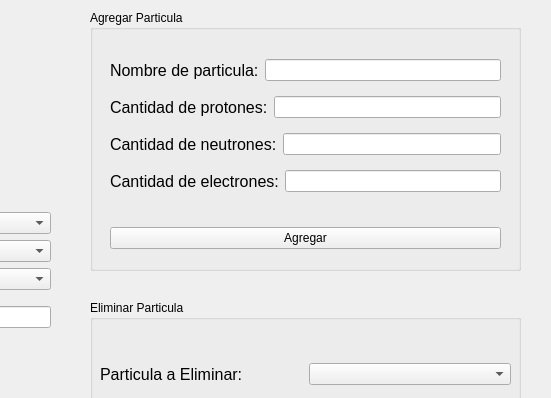
Old version of the form gui.ui in the repository Andrei-Portales/Proyecto-Fisica-3; both pictures show x 430 to 981 and y 0 to 398 of the 981 by 538 pixel window.
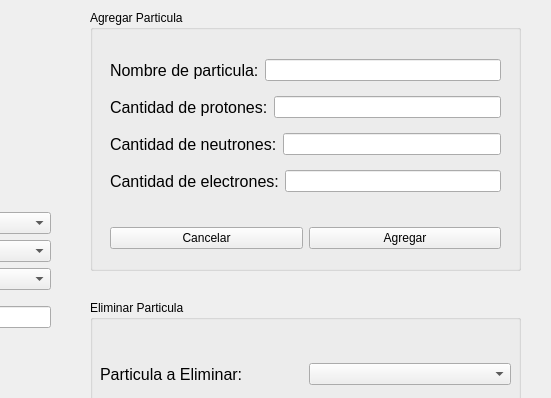
New version of the form.

Patch:
```diff
--- a/gui.ui
+++ b/gui.ui
@@ -412,11 +412,22 @@
        </spacer>
       </item>
       <item>
+       <layout class="QHBoxLayout" name="horizontalLayout_3">
+        <item>
+         <widget class="QPushButton" name="btnCalcelarAgregar">
+          <property name="text">
+           <string>Cancelar</string>
+          </property>
+         </widget>
+        </item>
+        <item>
        <widget class="QPushButton" name="btnAgregarP">
         <property name="text">
          <string>Agregar</string>
         </property>
        </widget>
+        </item>
+       </layout>
       </item>
      </layout>
     </widget>
```
Lines whose indentation alone changed are shown as unchanged.
